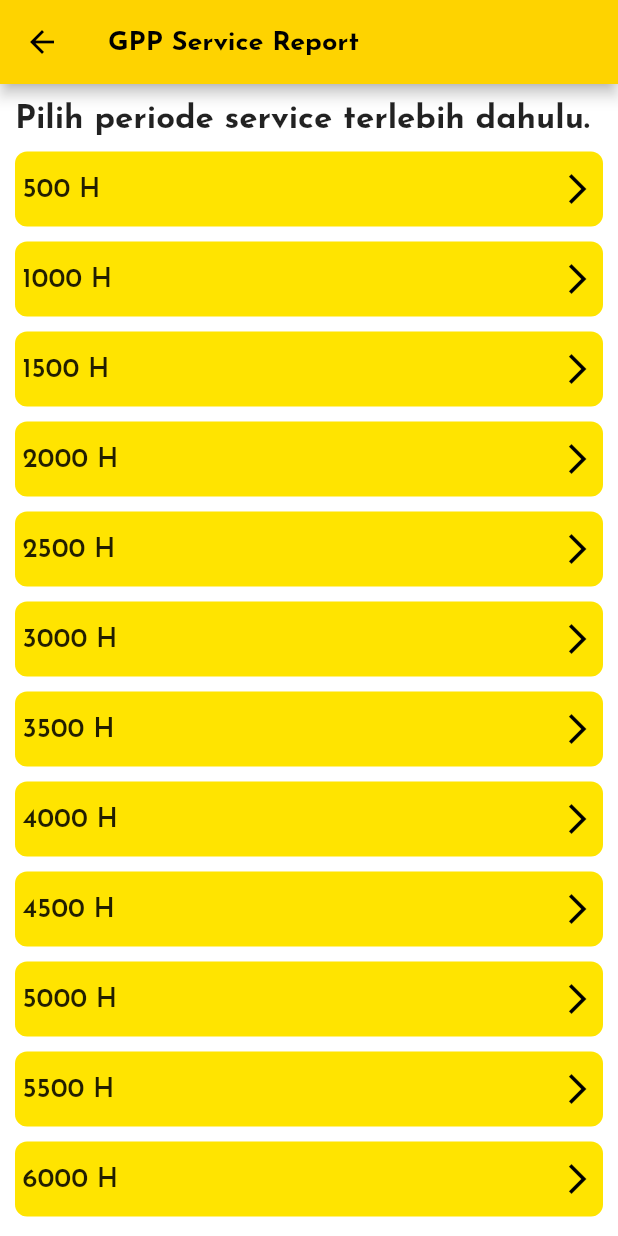
After one commit to Bila18/gpp_mobile, a Flutter app: the PeriodicalServiceView screen opened directly, after a tap on "GPP Service Report", on a phone screen of 412 x 824 dp. The commit adds this screen. Run offline on Flutter 3.47's test engine with Material 2 defaults, Android fonts, the phone set to English and light mode, and no system bars; our stand-ins replace google_fonts.

Commit message:
make periodical screen and gpp service report screen

```diff
--- /dev/null
+++ b/lib/models/periode_service.dart
@@ -0,0 +1,20 @@
+class ModelPeriodeService {
+  String periode;
+
+  ModelPeriodeService({required this.periode});
+}
+
+final List<ModelPeriodeService> periodeService = [
+  (ModelPeriodeService(periode: '500 H')),
+  (ModelPeriodeService(periode: '1000 H')),
+  (ModelPeriodeService(periode: '1500 H')),
+  (ModelPeriodeService(periode: '2000 H')),
+  (ModelPeriodeService(periode: '2500 H')),
+  (ModelPeriodeService(periode: '3000 H')),
+  (ModelPeriodeService(periode: '3500 H')),
+  (ModelPeriodeService(periode: '4000 H')),
+  (ModelPeriodeService(periode: '4500 H')),
+  (ModelPeriodeService(periode: '5000 H')),
+  (ModelPeriodeService(periode: '5500 H')),
+  (ModelPeriodeService(periode: '6000 H')),
+];
--- /dev/null
+++ b/lib/views/periodical_service/gpp_service_view.dart
@@ -0,0 +1,103 @@
+import 'package:flutter/gestures.dart';
+import 'package:flutter/material.dart';
+import 'package:gpp_mobile/models/periode_service.dart';
+import 'package:gpp_mobile/models/spare_parts.dart';
+import 'package:gpp_mobile/utils/color_pallete.dart';
+import 'package:gpp_mobile/views/periodical_service/service_report_view.dart';
+
+class GppServiceView extends StatefulWidget {
+  const GppServiceView({super.key});
+
+  @override
+  State<GppServiceView> createState() => _GppServiceViewState();
+}
+
+class _GppServiceViewState extends State<GppServiceView> {
+  @override
+  Widget build(BuildContext context) {
+    return Scaffold(
+      appBar: AppBar(
+        title: const Text(
+          'GPP Service Report',
+          style: TextStyle(
+            fontWeight: FontWeight.bold,
+            fontSize: 18,
+            color: Colors.black,
+          ),
+        ),
+        automaticallyImplyLeading: false,
+        leading: IconButton(
+          icon: const Icon(
+            Icons.arrow_back,
+            color: Colors.black,
+          ),
+          onPressed: () {
+            Navigator.pop(context);
+          },
+        ),
+        backgroundColor: ColorPallete.primary,
+      ),
+      body: SingleChildScrollView(
+        child: Column(
+          crossAxisAlignment: CrossAxisAlignment.start,
+          children: [
+            const Padding(
+              padding: EdgeInsets.only(top: 10, right: 10, left: 10),
+              child: Text(
+                'Pilih periode service terlebih dahulu.',
+                style: TextStyle(
+                    fontSize: 22, fontWeight: FontWeight.bold, height: 1.15),
+              ),
+            ),
+            ListView.builder(
+              physics: const NeverScrollableScrollPhysics(),
+              padding: const EdgeInsets.all(10),
+              shrinkWrap: true,
+              itemBuilder: (context, index) => Column(
+                children: [
+                  InkWell(
+                    onTap: () {
+                      Navigator.push(
+                        context,
+                        MaterialPageRoute(
+                          builder: (context) =>
+                              ServiceReport(periodeService.elementAt(index)),
+                        ),
+                      );
+                    },
+                    child: Padding(
+                      padding: const EdgeInsets.only(bottom: 10),
+                      child: Container(
+                        padding: const EdgeInsets.all(5),
+                        height: 50,
+                        width: double.infinity,
+                        decoration: BoxDecoration(
+                            color: ColorPallete.primary500,
+                            borderRadius: BorderRadius.circular(8)),
+                        child: Row(
+                          mainAxisAlignment: MainAxisAlignment.spaceBetween,
+                          children: [
+                            Text(
+                              periodeService[index].periode,
+                              style: const TextStyle(
+                                  fontSize: 18, fontWeight: FontWeight.w600),
+                            ),
+                            const Icon(
+                              Icons.arrow_forward_ios_outlined,
+                              color: Colors.black,
+                            ),
+                          ],
+                        ),
+                      ),
+                    ),
+                  ),
+                ],
+              ),
+              itemCount: periodeService.length,
+            ),
+          ],
+        ),
+      ),
+    );
+  }
+}
--- /dev/null
+++ b/lib/views/periodical_service/periodical_service_view.dart
@@ -0,0 +1,110 @@
+import 'package:flutter/material.dart';
+import 'package:gpp_mobile/utils/color_pallete.dart';
+import 'package:gpp_mobile/views/periodical_service/gpp_service_view.dart';
+import 'package:gpp_mobile/views/periodical_service/invoice_part_view.dart';
+
+class PeriodicalServiceView extends StatefulWidget {
+  const PeriodicalServiceView({super.key});
+
+  @override
+  State<PeriodicalServiceView> createState() => _PeriodicalServiceViewState();
+}
+
+class _PeriodicalServiceViewState extends State<PeriodicalServiceView> {
+  @override
+  Widget build(BuildContext context) {
+    return Scaffold(
+      appBar: AppBar(
+        title: const Text(
+          'Periodical Service',
+          style: TextStyle(
+            fontWeight: FontWeight.bold,
+            fontSize: 18,
+            color: Colors.black,
+          ),
+        ),
+        automaticallyImplyLeading: false,
+        leading: IconButton(
+          icon: const Icon(
+            Icons.arrow_back,
+            color: Colors.black,
+          ),
+          onPressed: () {
+            Navigator.pop(context);
+          },
+        ),
+        backgroundColor: ColorPallete.primary,
+      ),
+      body: Padding(
+        padding: const EdgeInsets.all(10),
+        child: Column(children: [
+          InkWell(
+            onTap: () {
+              Navigator.push(
+                context,
+                MaterialPageRoute(
+                  builder: (context) => const GppServiceView(),
+                ),
+              );
+            },
+            child: Container(
+              padding: const EdgeInsets.all(5),
+              height: 50,
+              width: double.infinity,
+              decoration: BoxDecoration(
+                  color: ColorPallete.primary500,
+                  borderRadius: BorderRadius.circular(8)),
+              child: Row(
+                mainAxisAlignment: MainAxisAlignment.spaceBetween,
+                children: const [
+                  Text(
+                    'GPP Service Report',
+                    style: TextStyle(fontSize: 18, fontWeight: FontWeight.w600),
+                  ),
+                  Icon(
+                    Icons.arrow_forward_ios_outlined,
+                    color: Colors.black,
+                  ),
+                ],
+              ),
+            ),
+          ),
+          const SizedBox(
+            height: 15,
+          ),
+          InkWell(
+            onTap: () {
+              Navigator.push(
+                context,
+                MaterialPageRoute(
+                  builder: (context) => const InvoicePartView(),
+                ),
+              );
+            },
+            child: Container(
+              padding: const EdgeInsets.all(5),
+              height: 50,
+              width: double.infinity,
+              decoration: BoxDecoration(
+                  color: ColorPallete.primary500,
+                  borderRadius: BorderRadius.circular(8)),
+              child: Row(
+                mainAxisAlignment: MainAxisAlignment.spaceBetween,
+                children: const [
+                  Text(
+                    'Invoice Part',
+                    style: TextStyle(fontSize: 18, fontWeight: FontWeight.w600),
+                  ),
+                  Icon(
+                    Icons.arrow_forward_ios_outlined,
+                    color: Colors.black,
+                  ),
+                ],
+              ),
+            ),
+          ),
+        ]),
+      ),
+    );
+  }
+}
```
Also changed, not shown: lib/views/home_view.dart (+13 -1 lines), lib/views/periodical_service/invoice_part_view.dart (added, +38 -0 lines), lib/views/periodical_service/service_report_view.dart (added, +40 -0 lines).
